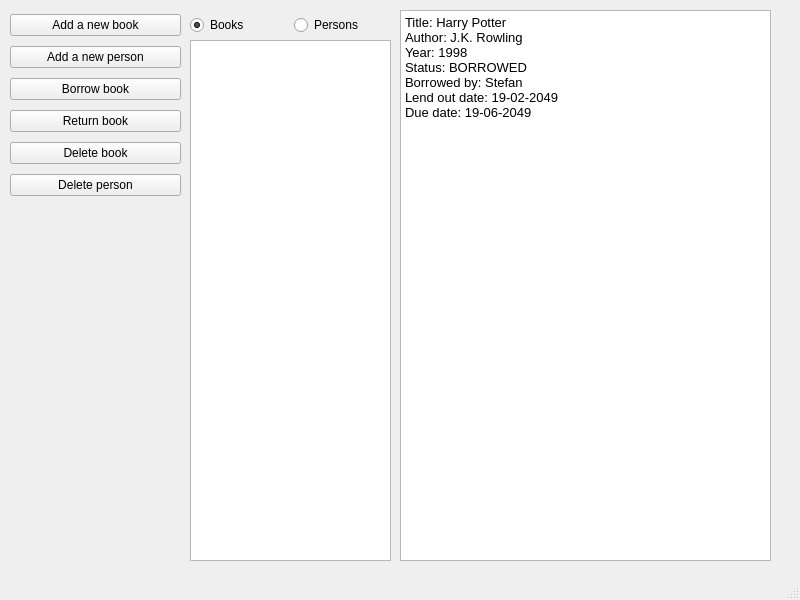
Before: the Qt Designer form Semestr 6/GUI/QTApps/BookStore/bookstore.ui in MrDeun/studia, drawn with Qt 5.
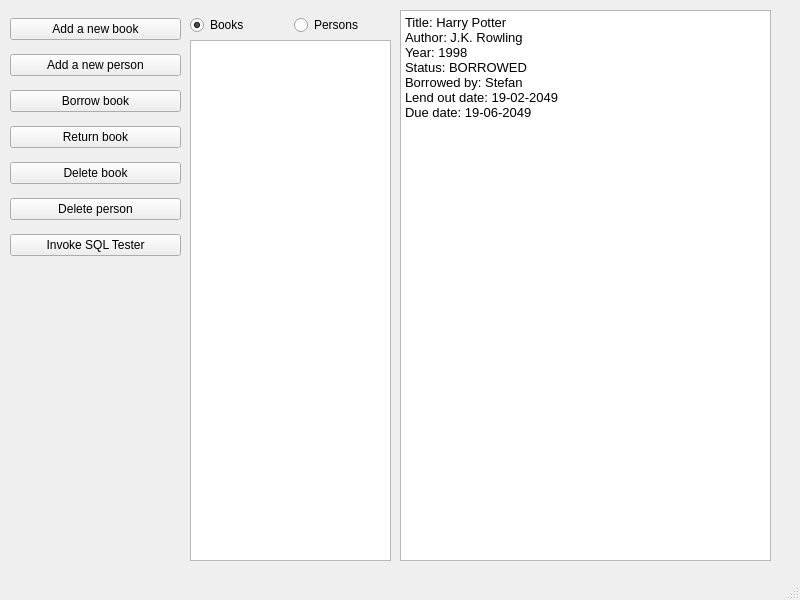
After: the same form once the commit is applied.

Diff of the .ui file:
```diff
--- a/Semestr 6/GUI/QTApps/BookStore/bookstore.ui
+++ b/Semestr 6/GUI/QTApps/BookStore/bookstore.ui
@@ -20,7 +20,7 @@
       <x>10</x>
       <y>10</y>
       <width>171</width>
-      <height>191</height>
+      <height>261</height>
      </rect>
     </property>
     <layout class="QVBoxLayout" name="verticalLayout">
@@ -66,6 +66,13 @@
        </property>
       </widget>
      </item>
+     <item>
+      <widget class="QPushButton" name="pushButton">
+       <property name="text">
+        <string>Invoke SQL Tester</string>
+       </property>
+      </widget>
+     </item>
     </layout>
    </widget>
    <widget class="QListWidget" name="listWidget">
```
Left out of the diff: 56 changed lines with no effect on the pictures.
